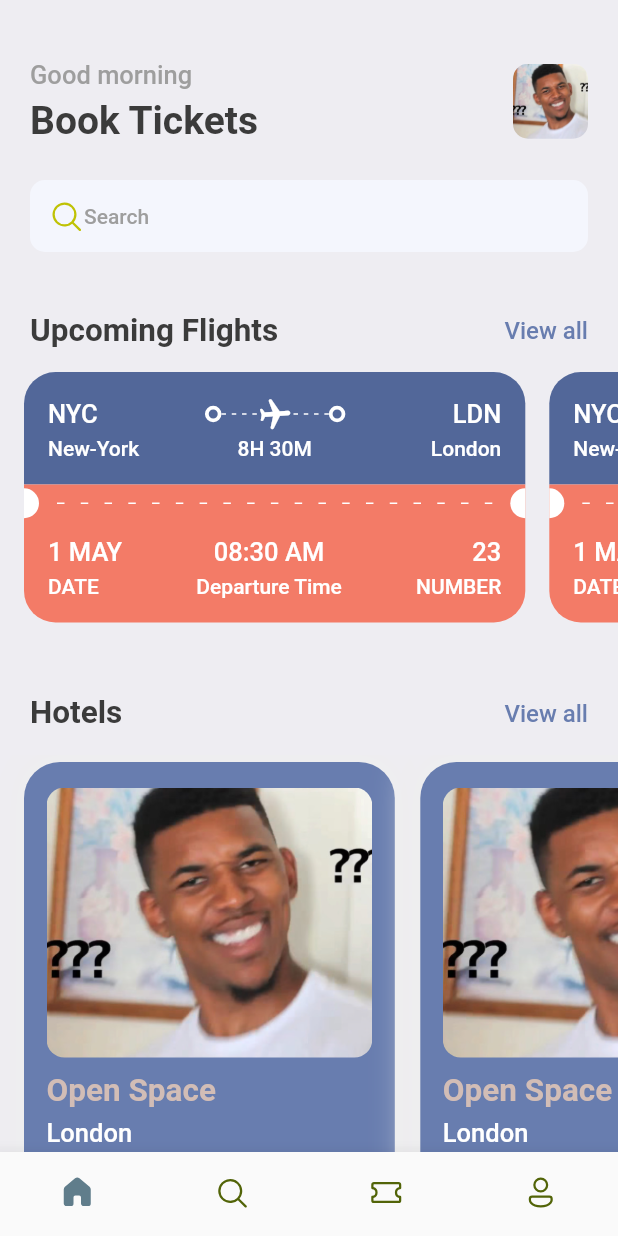
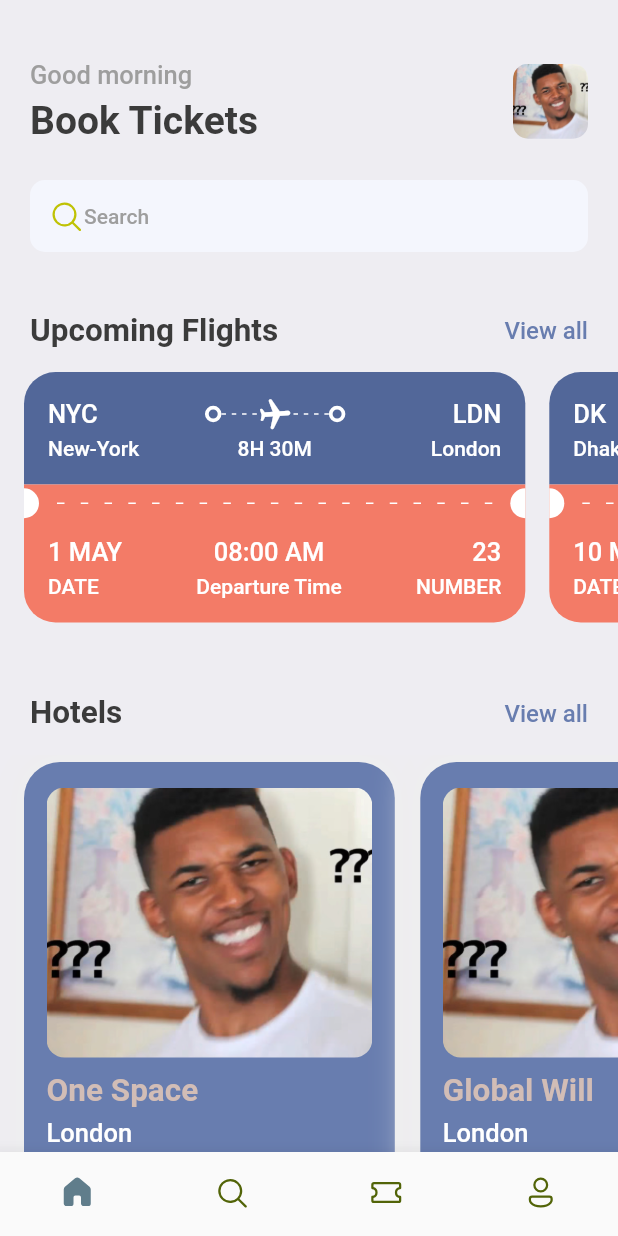
Before and after one commit to omitoful/book_tickets, a Flutter app: the screen it shows after launch, on a phone screen of 412 x 824 dp. Run offline on Flutter 3.47's test engine with Material 2 defaults, Android fonts, the phone set to English and light mode, and no system bars; our stand-ins replace fluentui_icons, gap.

Commit message:
add app info list

```diff
--- a/lib/screens/home_screen.dart
+++ b/lib/screens/home_screen.dart
@@ -1,5 +1,6 @@
 import 'package:booktickets/screens/hotel_screen.dart';
 import 'package:booktickets/screens/ticket_view.dart';
+import 'package:booktickets/utils/app_info_list.dart';
 import 'package:booktickets/utils/app_styles.dart';
 import 'package:fluentui_icons/fluentui_icons.dart';
 import 'package:flutter/material.dart';
@@ -84,10 +85,7 @@ class _HomeScreenState extends State<HomeScreen> {
             scrollDirection: Axis.horizontal,
             padding: const EdgeInsets.only(left: 16),
             child: Row(
-              children: [
-                TicketView(),
-                TicketView(),
-              ],
+              children: ticketList.map((ticket) => TicketView(ticket: ticket)).toList()
             ),
           ),
           const Gap(15),
@@ -111,12 +109,7 @@ class _HomeScreenState extends State<HomeScreen> {
             scrollDirection: Axis.horizontal,
             padding: const EdgeInsets.only(left: 16),
             child: Row(
-              children: [
-                HotelScreen(),
-                HotelScreen(),
-                HotelScreen(),
-                HotelScreen(),
-              ],
+              children: hotelList.map((hotel) => HotelScreen(hotel: hotel)).toList()
             ),
           ),
         ],
--- a/lib/screens/hotel_screen.dart
+++ b/lib/screens/hotel_screen.dart
@@ -1,17 +1,12 @@
 import 'package:booktickets/utils/app_layout.dart';
 import 'package:booktickets/utils/app_styles.dart';
-import 'package:flutter/cupertino.dart';
 import 'package:flutter/material.dart';
 import 'package:gap/gap.dart';
 
-class HotelScreen extends StatefulWidget {
-  const HotelScreen({Key? key}) : super(key: key);
+class HotelScreen extends StatelessWidget {
+  final Map<String, dynamic> hotel;
+  const HotelScreen({Key? key, required this.hotel}) : super(key: key);
 
-  @override
-  State<HotelScreen> createState() => _HotelScreenState();
-}
-
-class _HotelScreenState extends State<HotelScreen> {
   @override
   Widget build(BuildContext context) {
     final size = AppLayout.getSize(context);
@@ -42,11 +37,11 @@ class _HotelScreenState extends State<HotelScreen> {
             ),
           ),
           const Gap(10),
-          Text("Open Space", style: Styles.headLineStyle2.copyWith(color: Styles.kakiColor)),
+          Text(hotel['place'], style: Styles.headLineStyle2.copyWith(color: Styles.kakiColor)),
           const Gap(5),
-          Text("London", style: Styles.headLineStyle3.copyWith(color: Colors.white)),
+          Text(hotel['destination'], style: Styles.headLineStyle3.copyWith(color: Colors.white)),
           const Gap(8),
-          Text("\$40/night", style: Styles.headLineStyle1.copyWith(color: Styles.kakiColor)),
+          Text("\$${hotel['price']}/night", style: Styles.headLineStyle1.copyWith(color: Styles.kakiColor)),
         ],
       ),
     );
--- a/lib/screens/ticket_view.dart
+++ b/lib/screens/ticket_view.dart
@@ -4,14 +4,10 @@ import 'package:booktickets/widgets/thick_container.dart';
 import 'package:flutter/material.dart';
 import 'package:gap/gap.dart';
 
-class TicketView extends StatefulWidget {
-  const TicketView({Key? key}) : super(key: key);
+class TicketView extends StatelessWidget {
+  final Map<String, dynamic> ticket;
+  const TicketView({Key? key, required this.ticket}) : super(key: key);
 
-  @override
-  State<TicketView> createState() => _TicketViewState();
-}
-
-class _TicketViewState extends State<TicketView> {
   @override
   Widget build(BuildContext context) {
     final size = AppLayout.getSize(context);
@@ -35,9 +31,9 @@ class _TicketViewState extends State<TicketView> {
                 children: [
                   Row(
                     children: [
-                      Text("NYC", style: Styles.headLineStyle3.copyWith(color: Colors.white),),
+                      Text(ticket['from']['code'], style: Styles.headLineStyle3.copyWith(color: Colors.white),),
                       Expanded(child: Container()), /// const Spacer() -> same as this
-                      ThickContainer(),
+                      const ThickContainer(),
 
                       Expanded(child: Stack( /// use stack to wrap airplane inside, then center it.
                         children: [
@@ -45,12 +41,11 @@ class _TicketViewState extends State<TicketView> {
                             height: 24,
                             child: LayoutBuilder(
                               builder: (BuildContext context, BoxConstraints constraints) {
-                                print("The width is ${constraints.constrainWidth()}");
                                 return Flex(
                                   direction: Axis.horizontal,
                                   mainAxisAlignment: MainAxisAlignment.spaceBetween,
                                   mainAxisSize: MainAxisSize.max,
-                                  children: List.generate((constraints.constrainWidth()/6).floor(), (index) => SizedBox(
+                                  children: List.generate((constraints.constrainWidth()/6).floor(), (index) => const SizedBox(
                                     width: 3, height: 1, child: DecoratedBox(decoration: BoxDecoration(
                                       color: Colors.white
                                   ),),
@@ -59,13 +54,13 @@ class _TicketViewState extends State<TicketView> {
                               },
                             ),
                           ),
-                          Center(child: Transform.rotate(angle: 1.5, child: Icon(Icons.local_airport_rounded, color: Colors.white))),
+                          Center(child: Transform.rotate(angle: 1.5, child: const Icon(Icons.local_airport_rounded, color: Colors.white))),
                         ],
                       )),
 
-                      ThickContainer(),
+                      const ThickContainer(),
                       Expanded(child: Container()),
-                      Text("LDN", style: Styles.headLineStyle3.copyWith(color: Colors.white),),
+                      Text(ticket['to']['code'], style: Styles.headLineStyle3.copyWith(color: Colors.white),),
                     ],
                   ),
                   const Gap(3),
@@ -74,12 +69,12 @@ class _TicketViewState extends State<TicketView> {
                     children: [
                       SizedBox(
                         width: 100,
-                        child: Text("New-York", style: Styles.headLineStyle4.copyWith(color: Colors.white)),
+                        child: Text(ticket['from']['name'], style: Styles.headLineStyle4.copyWith(color: Colors.white)),
                       ),
-                      Text("8H 30M", style: Styles.headLineStyle4.copyWith(color: Colors.white)),
+                      Text(ticket['flying_time'], style: Styles.headLineStyle4.copyWith(color: Colors.white)),
                       SizedBox(
                         width: 100,
-                        child: Text("London", textAlign: TextAlign.end, style: Styles.headLineStyle4.copyWith(color: Colors.white)),
+                        child: Text(ticket['to']['name'], textAlign: TextAlign.end, style: Styles.headLineStyle4.copyWith(color: Colors.white)),
                       )
                     ],
                   )
@@ -159,7 +154,7 @@ class _TicketViewState extends State<TicketView> {
                       Column(
                         crossAxisAlignment: CrossAxisAlignment.start,
                         children: [
-                          Text("1 MAY", style: Styles.headLineStyle3.copyWith(color: Colors.white)),
+                          Text(ticket['date'], style: Styles.headLineStyle3.copyWith(color: Colors.white)),
                           const Gap(5),
                           Text("DATE", style: Styles.headLineStyle4.copyWith(color: Colors.white))
                         ],
@@ -167,7 +162,7 @@ class _TicketViewState extends State<TicketView> {
                       Column(
                         crossAxisAlignment: CrossAxisAlignment.center,
                         children: [
-                          Text("08:30 AM", style: Styles.headLineStyle3.copyWith(color: Colors.white)),
+                          Text(ticket['departure_time'], style: Styles.headLineStyle3.copyWith(color: Colors.white)),
                           const Gap(5),
                           Text("Departure Time", style: Styles.headLineStyle4.copyWith(color: Colors.white))
                         ],
@@ -175,7 +170,7 @@ class _TicketViewState extends State<TicketView> {
                       Column(
                         crossAxisAlignment: CrossAxisAlignment.end,
                         children: [
-                          Text("23", style: Styles.headLineStyle3.copyWith(color: Colors.white)),
+                          Text(ticket['number'].toString(), style: Styles.headLineStyle3.copyWith(color: Colors.white)),
                           const Gap(5),
                           Text("NUMBER", style: Styles.headLineStyle4.copyWith(color: Colors.white))
                         ],
--- /dev/null
+++ b/lib/utils/app_info_list.dart
@@ -0,0 +1,57 @@
+List<Map<String, dynamic>> hotelList = [
+  {
+    'image': "img_1.png",
+    'place': "One Space",
+    'destination': "London",
+    'price': 25
+  },
+  {
+    'image': "img_1.png",
+    'place': "Global Will",
+    'destination': "London",
+    'price': 40
+  },
+  {
+    'image': "img_1.png",
+    'place': "Tallest Building",
+    'destination': "Dubai",
+    'price': 68
+  },
+  {
+    'image': "img_1.png",
+    'place': "Pyramid",
+    'destination': "Egypt",
+    'price': 100
+  }
+];
+
+List<Map<String, dynamic>> ticketList = [
+  {
+    'from': {
+      'code': 'NYC',
+      'name': 'New-York'
+    },
+    'to': {
+      'code': 'LDN',
+      'name': 'London'
+    },
+    'flying_time': "8H 30M",
+    'date': "1 MAY",
+    'departure_time': "08:00 AM",
+    'number': 23
+  },
+  {
+    'from': {
+      'code': 'DK',
+      'name': 'Dhaka'
+    },
+    'to': {
+      'code': 'SH',
+      'name': 'Shanghai'
+    },
+    'flying_time': "4H 20M",
+    'date': "10 MAY",
+    'departure_time': "09:00 AM",
+    'number': 45
+  }
+];
```
Lines whose indentation alone changed are shown as unchanged.
